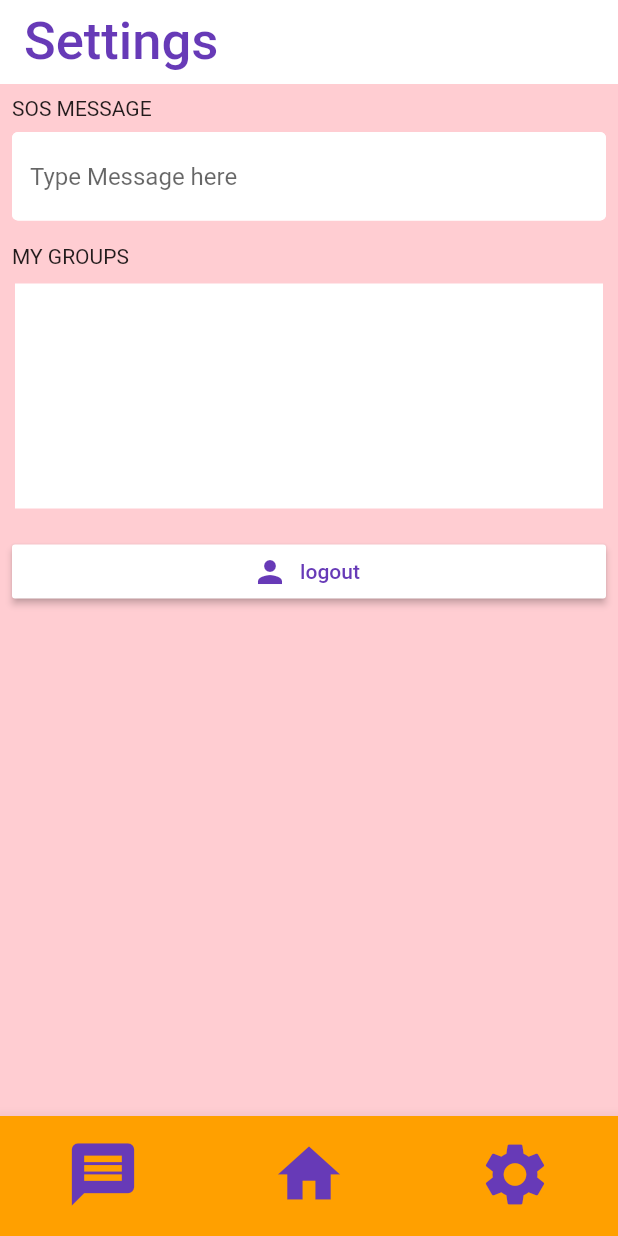
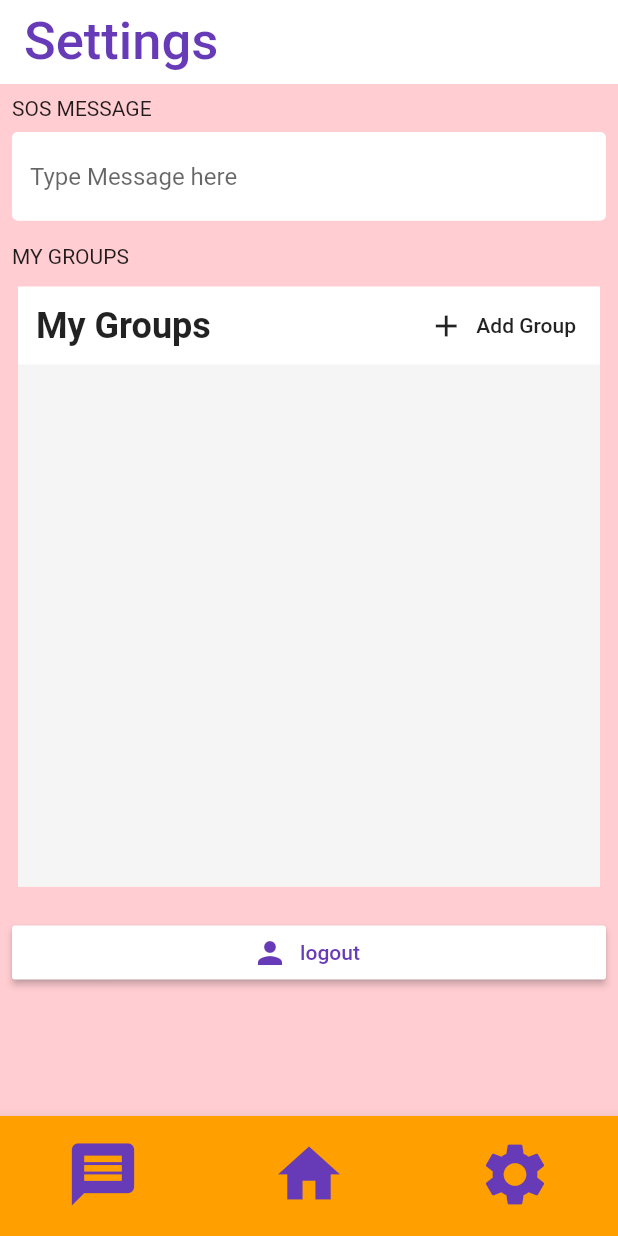
Before and after one commit to donnellythomas/ping_app, a Flutter app: the screen it shows once a user with an empty profile is signed in, item 3 of the bottom bar chosen, on a phone screen of 412 x 824 dp. Run offline on Flutter 3.47's test engine with Material 2 defaults, Android fonts, the phone set to English and light mode, and no system bars; our stand-ins replace cloud_firestore, firebase_auth, flutter_spinkit; accounts and stored records are empty; network calls fail; Roboto replaces fonts that are missing (futura).

Commit message:
added unstyled ui for group editor

```diff
--- a/lib/main.dart
+++ b/lib/main.dart
@@ -1,5 +1,4 @@
 import 'package:flutter/material.dart';
-import 'package:ping_app/screens/authenticate/authenticate.dart';
 import 'package:ping_app/screens/wrapper.dart';
 import 'package:ping_app/services/auth.dart';
 import 'package:provider/provider.dart';
--- a/lib/screens/home/primary_view.dart
+++ b/lib/screens/home/primary_view.dart
@@ -1,7 +1,7 @@
 import 'package:flutter/material.dart';
+import 'package:ping_app/screens/home/settings/settings.dart';
 import 'messages.dart';
 import 'home.dart';
-import 'settings.dart';
 
 class PrimaryView extends StatefulWidget {
   PrimaryView({Key key}) : super(key: key);
--- /dev/null
+++ b/lib/screens/home/settings/panels/group_editor.dart
@@ -0,0 +1,58 @@
+import 'package:flutter/material.dart';
+import 'package:ping_app/screens/home/settings/cards/group_card.dart';
+
+class GroupEditor extends StatelessWidget {
+  final List<GroupCard> groups;
+  GroupEditor([this.groups]);
+
+  @override
+  Widget build(BuildContext context) {
+    int groupCount = groups == null ? 0 : groups.length;
+    return Container(
+      alignment: Alignment.center,
+      margin: EdgeInsets.all(12),
+      height: 400,
+      color: Colors.white,
+      child: Column(
+        children: <Widget>[
+          Row(
+            mainAxisAlignment: MainAxisAlignment.spaceBetween,
+            children: <Widget>[
+              Padding(
+                padding: const EdgeInsets.all(12.0),
+                child: Text(
+                  'My Groups',
+                  style: TextStyle(
+                    fontSize: 24,
+                    fontWeight: FontWeight.bold,
+                  ),
+                ),
+              ),
+              FlatButton.icon(
+                icon: Icon(Icons.add),
+                label: Text(
+                  'Add Group',
+                ),
+                onPressed: () {},
+              )
+            ],
+          ),
+          Expanded(
+            child: Container(
+              // height: 200.0,
+              margin: EdgeInsets.all(0),
+              color: Colors.grey[100],
+              child: new ListView.builder(
+                padding: EdgeInsets.all(0),
+                itemCount: groupCount,
+                itemBuilder: (context, index) {
+                  return groups[index];
+                },
+              ),
+            ),
+          )
+        ],
+      ),
+    );
+  }
+}
--- a/lib/screens/home/settings.dart
+++ b/lib/screens/home/settings/settings.dart
@@ -1,4 +1,5 @@
 import 'package:flutter/material.dart';
+import 'package:ping_app/screens/home/settings/panels/group_editor.dart';
 import 'package:ping_app/services/auth.dart';
 import 'package:ping_app/shared/constants.dart';
 
@@ -49,11 +50,7 @@ class Settings extends StatelessWidget {
                   'MY GROUPS',
                 ),
               )),
-          Container(
-            height: 150,
-            color: Colors.white,
-            margin: EdgeInsets.all(10),
-          ),
+          GroupEditor(),
           Padding(
             padding: const EdgeInsets.all(8.0),
             child: RaisedButton.icon(
--- a/lib/services/auth.dart
+++ b/lib/services/auth.dart
@@ -1,5 +1,6 @@
 import 'package:firebase_auth/firebase_auth.dart';
 import 'package:ping_app/models/user.dart';
+import 'package:ping_app/services/database.dart';
 
 class AuthService {
   final FirebaseAuth _auth = FirebaseAuth.instance;
@@ -20,6 +21,8 @@ class AuthService {
     try {
       AuthResult result = await _auth.signInAnonymously();
       FirebaseUser user = result.user;
+      await DatabaseService(uid: user.uid)
+          .updateUserData('Thomas', 'tsurfer21');
       return _userFromFirebaseUser(user);
     } catch (e) {
       print(e.toString());
@@ -33,6 +36,8 @@ class AuthService {
       AuthResult result = await _auth.signInWithEmailAndPassword(
           email: email, password: password);
       FirebaseUser user = result.user;
+      // create a new document for the user with the uid
+
       return _userFromFirebaseUser(user);
     } catch (e) {
       print(e.toString());
--- /dev/null
+++ b/lib/services/database.dart
@@ -0,0 +1,21 @@
+import 'package:cloud_firestore/cloud_firestore.dart';
+
+class DatabaseService {
+  final String uid;
+  DatabaseService({this.uid});
+
+  final CollectionReference users = Firestore.instance.collection('users');
+
+  Future updateUserData(
+    String name,
+    String email,
+  ) async {
+    return await users.document(uid).setData({
+      'name': name,
+      'email': email,
+      'groups': {
+        'groupNum': {'user1': 'user1'}
+      }
+    });
+  }
+}
```
Also changed, not shown: lib/screens/home/settings/cards/group_card.dart (added, +53 -0 lines), lib/screens/home/settings/cards/person_card.dart (added, +32 -0 lines), 1 other file.
